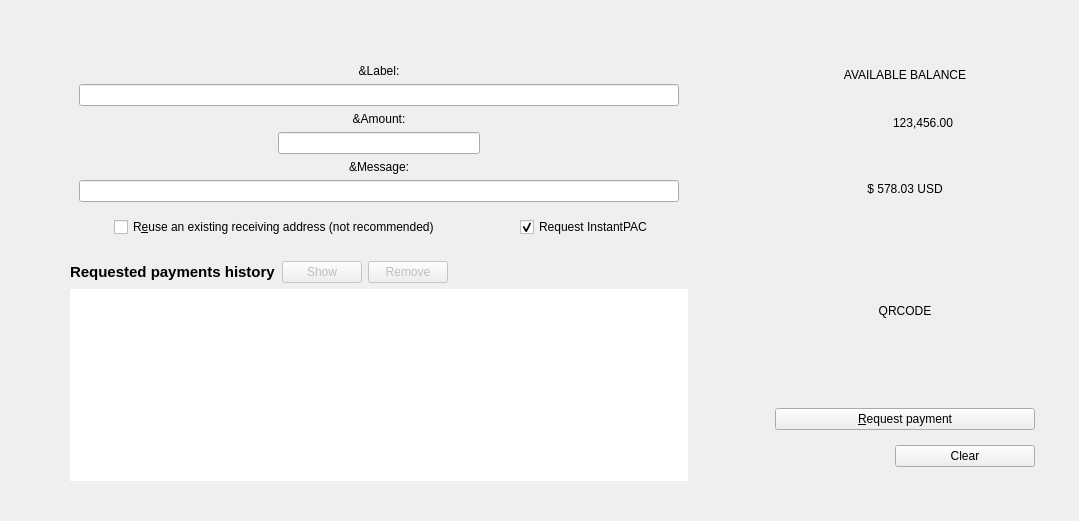
First picture: the form in src/qt/forms/receivecoinsdialog.ui, repository PACCommunity/PAC, before the edit.
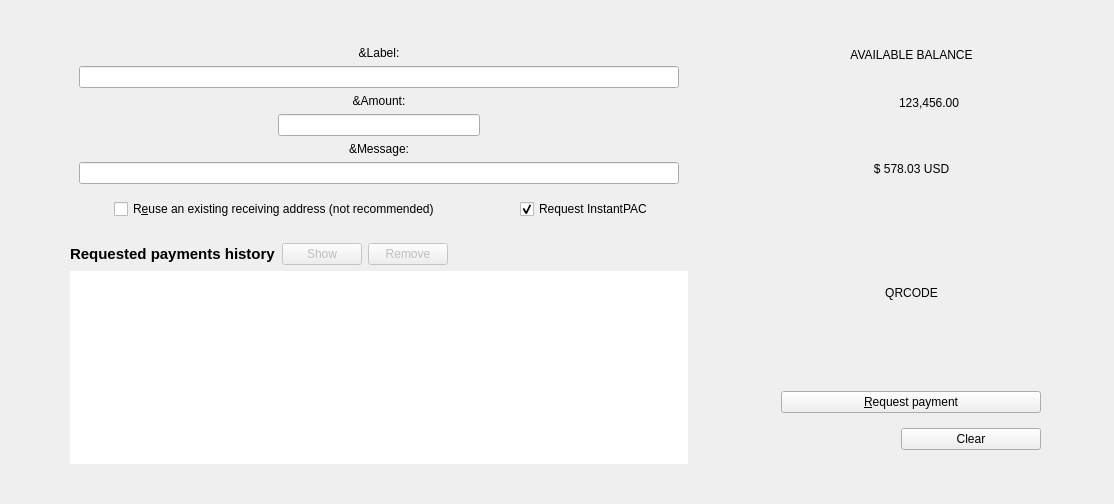
Second picture: the form after the edit. Custom widgets are drawn as their Qt base class.

Commit message: Combobox fix, overlay style, possible fix on receive send page

```diff
--- a/src/qt/forms/receivecoinsdialog.ui
+++ b/src/qt/forms/receivecoinsdialog.ui
@@ -53,7 +53,7 @@
           <number>50</number>
          </property>
          <property name="topMargin">
-          <number>35</number>
+          <number>17</number>
          </property>
          <property name="rightMargin">
           <number>50</number>
@@ -475,7 +475,7 @@
         </property>
         <property name="minimumSize">
          <size>
-          <width>315</width>
+          <width>350</width>
           <height>0</height>
          </size>
         </property>
@@ -490,10 +490,10 @@
           <number>6</number>
          </property>
          <property name="leftMargin">
-          <number>27</number>
+          <number>5</number>
          </property>
          <property name="topMargin">
-          <number>47</number>
+          <number>27</number>
          </property>
          <property name="rightMargin">
           <number>20</number>
```
The commit also changes 4 other files.
